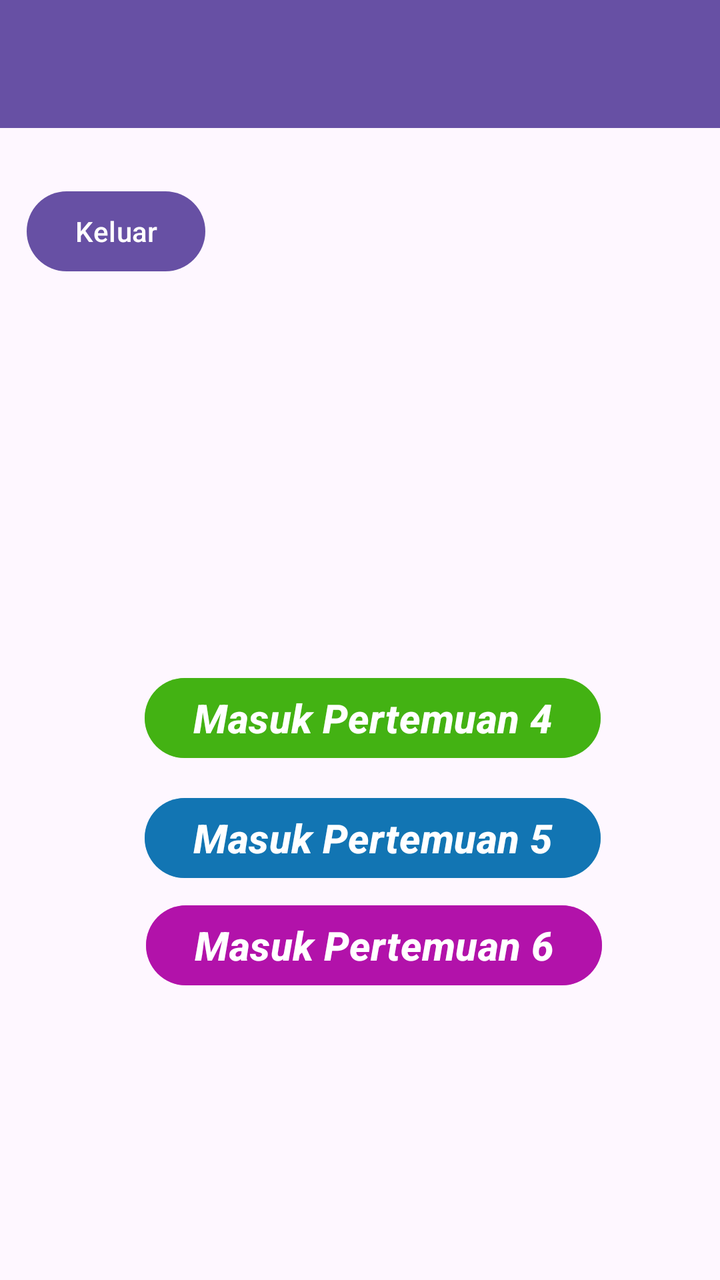
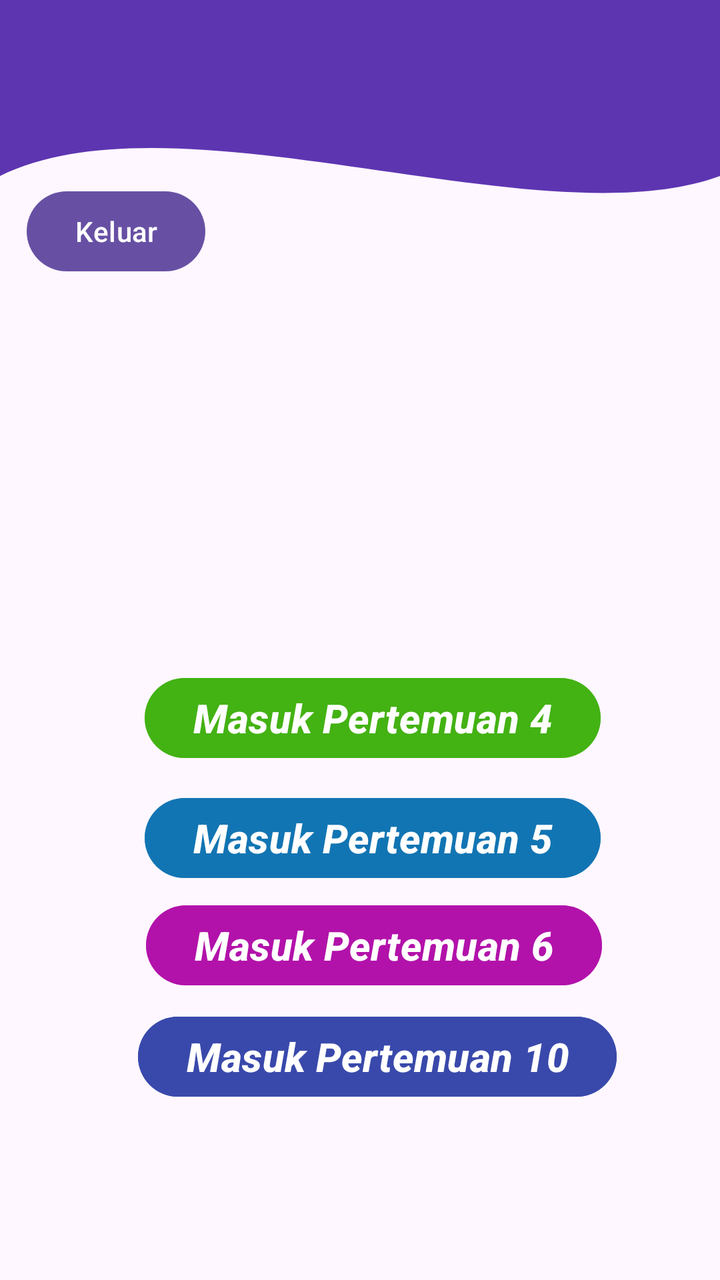

Two renders of the same Android screen: before a commit and after it. Below are the layout's source before the change and the commit's diff.
<!-- AndroidManifest.xml: application theme Theme.Saturnus_Bagas -->
<!-- res/layout/fragment_home.xml -->
<?xml version="1.0" encoding="utf-8"?>
<androidx.constraintlayout.widget.ConstraintLayout xmlns:android="http://schemas.android.com/apk/res/android"
    xmlns:tools="http://schemas.android.com/tools"
    android:layout_width="match_parent"
    android:layout_height="match_parent"
    xmlns:app="http://schemas.android.com/apk/res-auto"
    tools:context=".Home.HomeFragment">

    <androidx.appcompat.widget.Toolbar
        android:id="@+id/toolbar"
        android:layout_width="match_parent"
        android:layout_height="?attr/actionBarSize"
        android:background="?attr/colorPrimary"
        app:layout_constraintEnd_toEndOf="parent"
        app:layout_constraintStart_toStartOf="parent"
        app:layout_constraintTop_toTopOf="parent"
        app:layout_scrollFlags="scroll|enterAlways"
        app:titleTextColor="@android:color/white" />

    <Button
        android:id="@+id/btnMasuk"
        android:layout_width="wrap_content"
        android:layout_height="wrap_content"
        android:backgroundTint="#BA35AD00"
        android:text="Masuk Pertemuan 4"
        android:textSize="20sp"
        android:textStyle="bold |italic"
        app:layout_constraintBottom_toBottomOf="parent"
        app:layout_constraintEnd_toEndOf="parent"
        app:layout_constraintHorizontal_bias="0.548"
        app:layout_constraintStart_toStartOf="parent"
        app:layout_constraintTop_toTopOf="parent"
        app:layout_constraintVertical_bias="0.566" />

    <Button
        android:id="@+id/btnMasukP5"
        android:layout_width="wrap_content"
        android:layout_height="wrap_content"
        android:backgroundTint="#BA006BAD"
        android:text="Masuk Pertemuan 5"
        android:textSize="20sp"
        android:textStyle="bold |italic"
        app:layout_constraintBottom_toBottomOf="parent"
        app:layout_constraintEnd_toEndOf="parent"
        app:layout_constraintHorizontal_bias="0.549"
        app:layout_constraintStart_toStartOf="parent"
        app:layout_constraintTop_toTopOf="parent"
        app:layout_constraintVertical_bias="0.667" />

    <Button
        android:id="@+id/btnLogout"
        android:layout_width="wrap_content"
        android:layout_height="wrap_content"
        android:text="Keluar"
        app:layout_constraintBottom_toBottomOf="parent"
        app:layout_constraintEnd_toEndOf="parent"
        app:layout_constraintHorizontal_bias="0.049"
        app:layout_constraintStart_toStartOf="parent"
        app:layout_constraintTop_toTopOf="parent"
        app:layout_constraintVertical_bias="0.155" />

    <Button
        android:id="@+id/btnMasukP6"
        android:layout_width="wrap_content"
        android:layout_height="wrap_content"
        android:backgroundTint="#BAAD00A4"
        android:text="Masuk Pertemuan 6"
        android:textSize="20sp"
        android:textStyle="bold |italic"
        app:layout_constraintBottom_toBottomOf="parent"
        app:layout_constraintEnd_toEndOf="parent"
        app:layout_constraintHorizontal_bias="0.554"
        app:layout_constraintStart_toStartOf="parent"
        app:layout_constraintTop_toTopOf="parent"
        app:layout_constraintVertical_bias="0.758" />
</androidx.constraintlayout.widget.ConstraintLayout>
<!-- resources referenced by this layout -->
<resources>
  <style name="Theme.Saturnus_Bagas" parent="Base.Theme.Saturnus_Bagas" />
  <style name="Base.Theme.Saturnus_Bagas" parent="Theme.Material3.DayNight.NoActionBar">
          
          
      </style>
</resources>

<!-- the commit's change to res/layout/fragment_home.xml (unified diff, before → after) -->
@@ -6,11 +6,21 @@
     xmlns:app="http://schemas.android.com/apk/res-auto"
     tools:context=".Home.HomeFragment">
 
+    <View
+        android:id="@+id/background_header"
+        android:layout_width="0dp"
+        android:layout_height="220dp"
+        android:background="@drawable/bg_header_wave"
+        app:layout_constraintStart_toStartOf="parent"
+        app:layout_constraintEnd_toEndOf="parent"
+        app:layout_constraintTop_toTopOf="parent"/>
+
+
     <androidx.appcompat.widget.Toolbar
         android:id="@+id/toolbar"
         android:layout_width="match_parent"
         android:layout_height="?attr/actionBarSize"
-        android:background="?attr/colorPrimary"
+        android:background="@drawable/bg_header_wave"
         app:layout_constraintEnd_toEndOf="parent"
         app:layout_constraintStart_toStartOf="parent"
         app:layout_constraintTop_toTopOf="parent"
@@ -73,4 +83,19 @@
         app:layout_constraintStart_toStartOf="parent"
         app:layout_constraintTop_toTopOf="parent"
         app:layout_constraintVertical_bias="0.758" />
+
+    <Button
+        android:id="@+id/btnToTenth"
+        android:layout_width="wrap_content"
+        android:layout_height="wrap_content"
+        android:backgroundTint="#3949AB"
+        android:text="Masuk Pertemuan 10"
+        android:textStyle="bold |italic"
+        android:textSize="20sp"
+        app:layout_constraintBottom_toBottomOf="parent"
+        app:layout_constraintEnd_toEndOf="parent"
+        app:layout_constraintHorizontal_bias="0.573"
+        app:layout_constraintStart_toStartOf="parent"
+        app:layout_constraintTop_toTopOf="parent"
+        app:layout_constraintVertical_bias="0.852" />
 </androidx.constraintlayout.widget.ConstraintLayout>
<!-- resource entries referenced after the edit -->
@@ -1,5 +1,25 @@
 <!-- resources referenced by this layout -->
 <resources>
+  <!-- drawable bg_header_wave (drawable) -->
+  <?xml version="1.0" encoding="utf-8"?>
+  <vector xmlns:android="http://schemas.android.com/apk/res/android"
+      android:width="100dp"
+      android:height="100dp"
+      android:viewportWidth="100"
+      android:viewportHeight="100">
+  
+      
+      <path
+          android:fillColor="#5E35B1"
+          android:pathData="
+              M0,0
+              L100,0
+              L100,40
+              C 75,55
+                25,20
+                0,40
+              Z" />
+  </vector>
   <style name="Theme.Saturnus_Bagas" parent="Base.Theme.Saturnus_Bagas" />
   <style name="Base.Theme.Saturnus_Bagas" parent="Theme.Material3.DayNight.NoActionBar">
           
